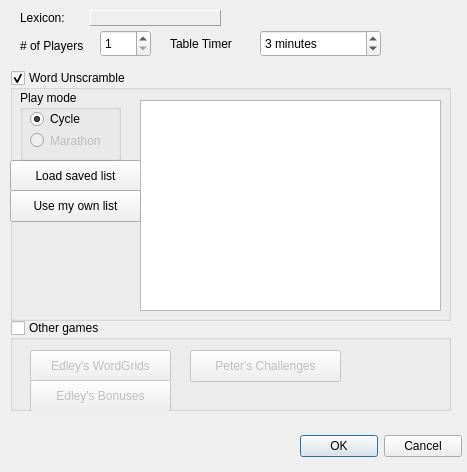
Old version of the form aerolith/trunk/src/aerolithclient/tableCreateForm.ui in the repository domino14/aerolithdesktop.
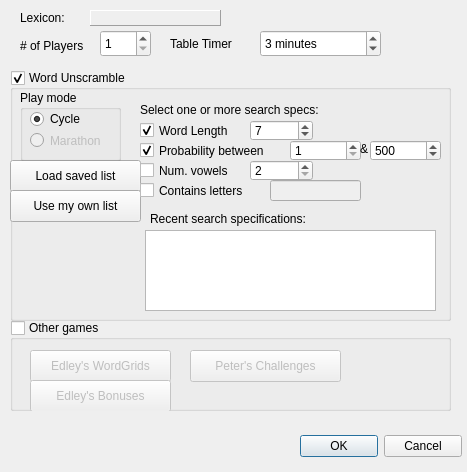
New version of the form.

```diff
--- a/aerolith/trunk/src/aerolithclient/tableCreateForm.ui
+++ b/aerolith/trunk/src/aerolithclient/tableCreateForm.ui
@@ -186,19 +186,6 @@
      <string>Load saved list</string>
     </property>
    </widget>
-   <widget class="QListWidget" name="listWidgetTopLevelList">
-    <property name="geometry">
-     <rect>
-      <x>130</x>
-      <y>30</y>
-      <width>301</width>
-      <height>211</height>
-     </rect>
-    </property>
-    <property name="focusPolicy">
-     <enum>Qt::NoFocus</enum>
-    </property>
-   </widget>
    <widget class="QPushButton" name="pushButtonUseOwnList">
     <property name="geometry">
      <rect>
@@ -266,6 +253,202 @@
      </property>
     </widget>
    </widget>
+   <widget class="QListView" name="listView">
+    <property name="geometry">
+     <rect>
+      <x>135</x>
+      <y>160</y>
+      <width>291</width>
+      <height>81</height>
+     </rect>
+    </property>
+   </widget>
+   <widget class="QLabel" name="Recen">
+    <property name="geometry">
+     <rect>
+      <x>140</x>
+      <y>140</y>
+      <width>191</width>
+      <height>17</height>
+     </rect>
+    </property>
+    <property name="text">
+     <string>Recent search specifications:</string>
+    </property>
+   </widget>
+   <widget class="QLabel" name="Recen_2">
+    <property name="geometry">
+     <rect>
+      <x>130</x>
+      <y>30</y>
+      <width>291</width>
+      <height>20</height>
+     </rect>
+    </property>
+    <property name="text">
+     <string>Select one or more search specs:</string>
+    </property>
+   </widget>
+   <widget class="QSpinBox" name="spinBoxWL">
+    <property name="geometry">
+     <rect>
+      <x>240</x>
+      <y>50</y>
+      <width>63</width>
+      <height>21</height>
+     </rect>
+    </property>
+    <property name="minimum">
+     <number>2</number>
+    </property>
+    <property name="maximum">
+     <number>15</number>
+    </property>
+    <property name="value">
+     <number>7</number>
+    </property>
+   </widget>
+   <widget class="QCheckBox" name="checkBoxWL">
+    <property name="geometry">
+     <rect>
+      <x>130</x>
+      <y>50</y>
+      <width>101</width>
+      <height>21</height>
+     </rect>
+    </property>
+    <property name="text">
+     <string>Word Length</string>
+    </property>
+    <property name="checked">
+     <bool>true</bool>
+    </property>
+   </widget>
+   <widget class="QCheckBox" name="checkBoxProb">
+    <property name="geometry">
+     <rect>
+      <x>130</x>
+      <y>70</y>
+      <width>151</width>
+      <height>21</height>
+     </rect>
+    </property>
+    <property name="text">
+     <string>Probability between</string>
+    </property>
+    <property name="checked">
+     <bool>true</bool>
+    </property>
+   </widget>
+   <widget class="QSpinBox" name="spinBoxProb1">
+    <property name="geometry">
+     <rect>
+      <x>280</x>
+      <y>70</y>
+      <width>71</width>
+      <height>21</height>
+     </rect>
+    </property>
+    <property name="minimum">
+     <number>1</number>
+    </property>
+    <property name="maximum">
+     <number>99999</number>
+    </property>
+    <property name="singleStep">
+     <number>500</number>
+    </property>
+   </widget>
+   <widget class="QLabel" name="label_2">
+    <property name="geometry">
+     <rect>
+      <x>350</x>
+      <y>70</y>
+      <width>21</width>
+      <height>17</height>
+     </rect>
+    </property>
+    <property name="text">
+     <string>&amp;</string>
+    </property>
+   </widget>
+   <widget class="QSpinBox" name="spinBoxProb2">
+    <property name="geometry">
+     <rect>
+      <x>360</x>
+      <y>70</y>
+      <width>71</width>
+      <height>21</height>
+     </rect>
+    </property>
+    <property name="minimum">
+     <number>1</number>
+    </property>
+    <property name="maximum">
+     <number>99999</number>
+    </property>
+    <property name="singleStep">
+     <number>500</number>
+    </property>
+    <property name="value">
+     <number>500</number>
+    </property>
+   </widget>
+   <widget class="QCheckBox" name="checkBoxNumv">
+    <property name="geometry">
+     <rect>
+      <x>130</x>
+      <y>90</y>
+      <width>111</width>
+      <height>21</height>
+     </rect>
+    </property>
+    <property name="text">
+     <string>Num. vowels</string>
+    </property>
+   </widget>
+   <widget class="QSpinBox" name="spinBoxNumVowels">
+    <property name="geometry">
+     <rect>
+      <x>240</x>
+      <y>90</y>
+      <width>63</width>
+      <height>21</height>
+     </rect>
+    </property>
+    <property name="minimum">
+     <number>2</number>
+    </property>
+    <property name="maximum">
+     <number>15</number>
+    </property>
+   </widget>
+   <widget class="QCheckBox" name="checkBoxContains">
+    <property name="geometry">
+     <rect>
+      <x>130</x>
+      <y>110</y>
+      <width>121</width>
+      <height>21</height>
+     </rect>
+    </property>
+    <property name="text">
+     <string>Contains letters </string>
+    </property>
+   </widget>
+   <widget class="QLineEdit" name="lineEditContainsLetters">
+    <property name="enabled">
+     <bool>false</bool>
+    </property>
+    <property name="geometry">
+     <rect>
+      <x>260</x>
+      <y>110</y>
+      <width>91</width>
+      <height>21</height>
+     </rect>
+    </property>
+   </widget>
   </widget>
   <widget class="QGroupBox" name="groupBoxOtherGames">
    <property name="geometry">
```
Left out of the diff: 80 changed lines with no effect on the pictures.
